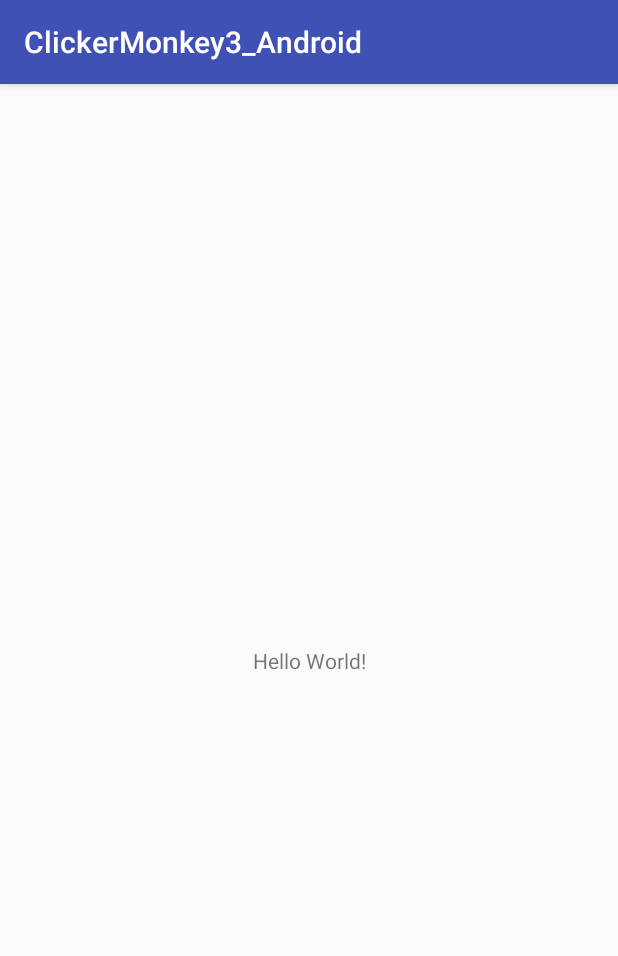
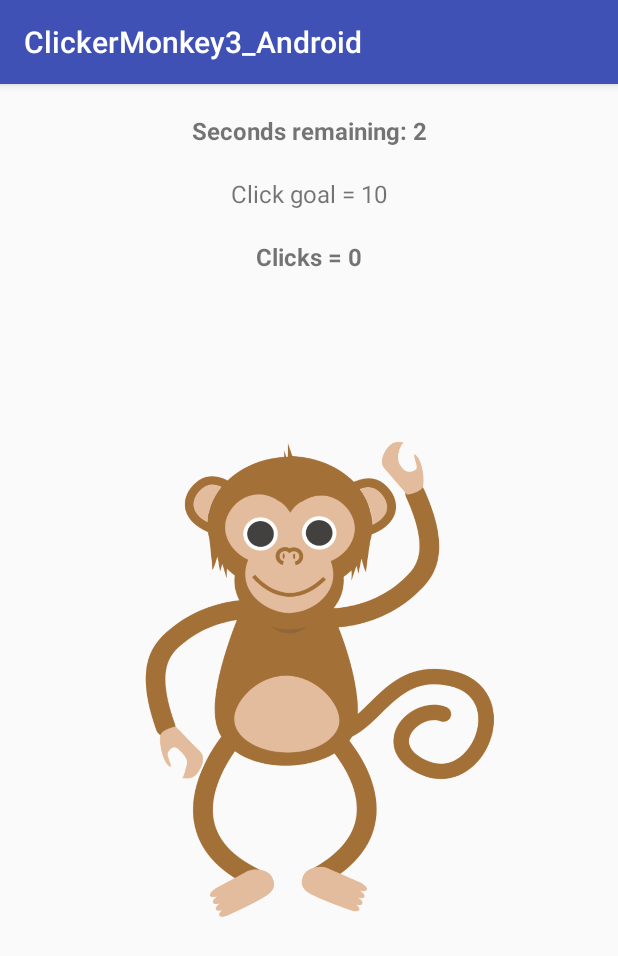
Before and after one commit to KSU-Mobile-Dev-Club/ClickerMonkey3_Android, an Android app: the screen it shows after launch (MainActivity), on a phone screen of 412 x 824 dp. Shown: the top 956 px of the screen. Run offline under Robolectric (Android 15) with nearby library versions, the phone set to English and light mode, and no system bars.

Commit message:
Adding dancing monkey and counting how many times you click the dancing monkey

```diff
--- a/app/src/main/java/club/dev/mobile/ksu/clickermonkey3_android/MainActivity.java
+++ b/app/src/main/java/club/dev/mobile/ksu/clickermonkey3_android/MainActivity.java
@@ -1,13 +1,73 @@
 package club.dev.mobile.ksu.clickermonkey3_android;
 
+import android.graphics.drawable.AnimationDrawable;
+import android.os.CountDownTimer;
 import android.support.v7.app.AppCompatActivity;
 import android.os.Bundle;
+import android.view.View;
+import android.widget.ImageView;
+import android.widget.TextView;
 
 public class MainActivity extends AppCompatActivity {
+    private ImageView dancingMonkey;
+    private TextView clickCounterTV;
+    private TextView countdownTimerTV;
+    private TextView clickGoalTV;
+    private AnimationDrawable dancingMonkeyAnimation;
+    private int monkeyClicks;
+    private int clickGoal = 10;
+    private int timerLength = 10;
 
     @Override
     protected void onCreate(Bundle savedInstanceState) {
         super.onCreate(savedInstanceState);
         setContentView(R.layout.activity_main);
+
+        clickCounterTV = findViewById(R.id.click_counter);
+        countdownTimerTV = findViewById(R.id.countdown_timer);
+        clickGoalTV = findViewById(R.id.click_goal);
+        dancingMonkey = findViewById(R.id.dancing_monkey);
+
+        clickGoalTV.setText("Click goal = " + clickGoal);
+        dancingMonkey.setOnClickListener(new View.OnClickListener() {
+            @Override
+            public void onClick(View view) {
+                onMonkeyClicked();
+            }
+        });
+
+        startAnimation();
+        startTimer(timerLength);
+
+    }
+
+    private void startAnimation() {
+        dancingMonkeyAnimation = (AnimationDrawable) dancingMonkey.getBackground();
+        dancingMonkeyAnimation.start();
+    }
+
+    private void startTimer(int seconds) {
+        new CountDownTimer(seconds * 1000, 1000) {
+
+            public void onTick(long millisUntilFinished) {
+                countdownTimerTV.setText("Seconds remaining: " + millisUntilFinished / 1000);
+            }
+
+            public void onFinish() {
+                countdownTimerTV.setText("done!");
+                onTimeOut();
+            }
+        }.start();
+    }
+
+    private void onMonkeyClicked() {
+        monkeyClicks++;
+        clickCounterTV.setText("Clicks = " + monkeyClicks);
+    }
+
+    private void onTimeOut() {
+        dancingMonkeyAnimation.stop();
+        dancingMonkey.setOnClickListener(null);
+        countdownTimerTV.setText("OUT OF TIME!");
     }
 }
--- /dev/null
+++ b/app/src/main/res/drawable/monkey_animation.xml
@@ -0,0 +1,8 @@
+<?xml version="1.0" encoding="utf-8"?>
+<animation-list xmlns:android="http://schemas.android.com/apk/res/android"
+    android:oneshot="false">
+    <item android:drawable="@drawable/monkey1" android:duration="300"/>
+    <item android:drawable="@drawable/monkey2" android:duration="300"/>
+    <item android:drawable="@drawable/monkey1" android:duration="300"/>
+    <item android:drawable="@drawable/monkey3" android:duration="300"/>
+</animation-list>
--- a/app/src/main/res/layout/activity_main.xml
+++ b/app/src/main/res/layout/activity_main.xml
@@ -7,12 +7,46 @@
     tools:context=".MainActivity">
 
     <TextView
+        android:id="@+id/countdown_timer"
         android:layout_width="wrap_content"
         android:layout_height="wrap_content"
-        android:text="Hello World!"
+        app:layout_constraintEnd_toEndOf="parent"
+        app:layout_constraintStart_toStartOf="parent"
+        app:layout_constraintTop_toTopOf="parent"
+        android:layout_marginTop="20dp"
+        android:textSize="16dp"
+        android:textStyle="bold" />
+
+    <TextView
+        android:id="@+id/click_goal"
+        android:layout_width="wrap_content"
+        android:layout_height="wrap_content"
+        app:layout_constraintEnd_toEndOf="parent"
+        app:layout_constraintStart_toStartOf="parent"
+        app:layout_constraintTop_toBottomOf="@id/countdown_timer"
+        android:layout_marginTop="20dp"
+        android:textSize="16dp" />
+
+    <TextView
+        android:id="@+id/click_counter"
+        android:layout_width="wrap_content"
+        android:layout_height="wrap_content"
+        app:layout_constraintEnd_toEndOf="parent"
+        app:layout_constraintStart_toStartOf="parent"
+        app:layout_constraintTop_toBottomOf="@id/click_goal"
+        android:layout_marginTop="20dp"
+        android:textSize="16dp"
+        android:textStyle="bold"
+        android:text="Clicks = 0"/>
+
+    <ImageView
+        android:id="@+id/dancing_monkey"
+        android:background="@drawable/monkey_animation"
+        android:layout_width="wrap_content"
+        android:layout_height="400dp"
         app:layout_constraintBottom_toBottomOf="parent"
-        app:layout_constraintLeft_toLeftOf="parent"
-        app:layout_constraintRight_toRightOf="parent"
-        app:layout_constraintTop_toTopOf="parent" />
+        app:layout_constraintEnd_toEndOf="parent"
+        app:layout_constraintStart_toStartOf="parent"
+        app:layout_constraintTop_toTopOf="parent"/>
 
 </android.support.constraint.ConstraintLayout>
```
Also changed, not shown: app/src/main/res/drawable/monkey1.png (added), app/src/main/res/drawable/monkey2.png (added), app/src/main/res/drawable/monkey3.png (added).
